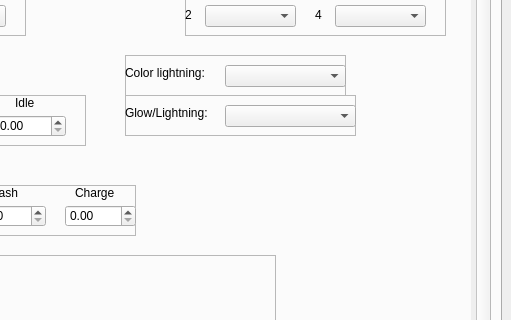
First picture: the form in lib/design/Raging_tools.ui, repository adsl14/Raging-tools, before the edit; both pictures show x 468 to 979 and y 325 to 645 of the 979 by 853 pixel window.
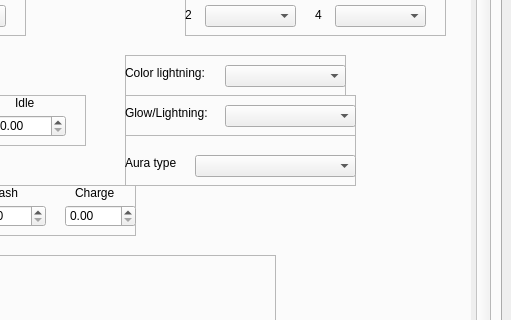
Second picture: the form after the edit. The open tabs and pages were chosen to show the change. Icons and pictures are not drawn.

Commit message: Support for opening the file 'db_font_pad_PS3_s.zpak' and change their values in the 'general parameters' tab from the 'character parameters editor'

What changed in the file:
```diff
--- a/lib/design/Raging_tools.ui
+++ b/lib/design/Raging_tools.ui
@@ -3851,6 +3851,48 @@
               <zorder>fusiSlotPanel3</zorder>
               <zorder>fusiPanelText</zorder>
              </widget>
+             <widget class="QFrame" name="aura_type">
+              <property name="geometry">
+               <rect>
+                <x>570</x>
+                <y>370</y>
+                <width>231</width>
+                <height>51</height>
+               </rect>
+              </property>
+              <property name="frameShape">
+               <enum>QFrame::StyledPanel</enum>
+              </property>
+              <property name="frameShadow">
+               <enum>QFrame::Raised</enum>
+              </property>
+              <widget class="QComboBox" name="aura_type_value">
+               <property name="geometry">
+                <rect>
+                 <x>70</x>
+                 <y>20</y>
+                 <width>161</width>
+                 <height>22</height>
+                </rect>
+               </property>
+              </widget>
+              <widget class="QLabel" name="aura_type_text">
+               <property name="geometry">
+                <rect>
+                 <x>0</x>
+                 <y>20</y>
+                 <width>51</width>
+                 <height>16</height>
+                </rect>
+               </property>
+               <property name="toolTip">
+                <string>&lt;html&gt;&lt;head/&gt;&lt;body&gt;&lt;p&gt;Change the default aura of the character.&lt;/p&gt;&lt;/body&gt;&lt;/html&gt;</string>
+               </property>
+               <property name="text">
+                <string>Aura type:</string>
+               </property>
+              </widget>
+             </widget>
              <zorder>portrait</zorder>
              <zorder>transPartner</zorder>
              <zorder>transEffect</zorder>
```
Left out of the diff: 1 changed line with no effect on the pictures. The commit also changes 7 other files.
